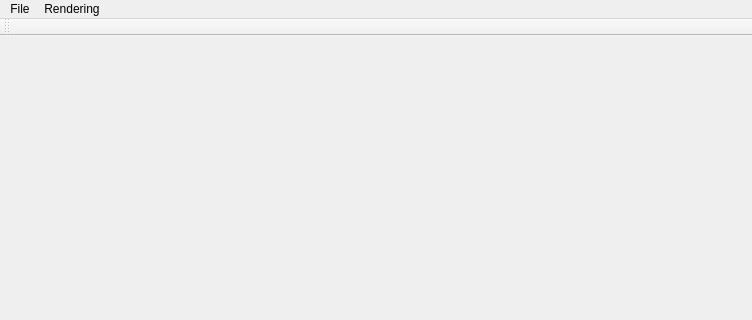
Qt form LEGO/MainWindow.ui (xwzhangcs/LEGO) before a commit; both pictures show x 0 to 752 and y 0 to 320 of the 752 by 735 pixel window.
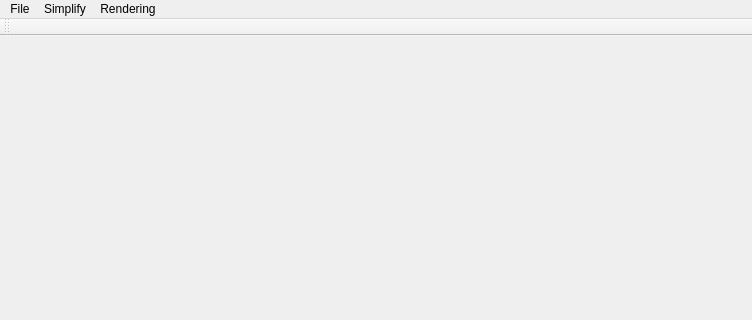
The same form after that commit. Icons and pictures are not drawn.

```diff
--- a/LEGO/MainWindow.ui
+++ b/LEGO/MainWindow.ui
@@ -41,7 +41,16 @@
     <addaction name="actionRenderingSSAO"/>
     <addaction name="actionRenderingHatching"/>
    </widget>
+   <widget class="QMenu" name="menuSimplify">
+    <property name="title">
+     <string>Simplify</string>
+    </property>
+    <addaction name="actionInputVoxel"/>
+    <addaction name="actionSimplifyByOpenCV"/>
+    <addaction name="actionSimplifyByOurCustom"/>
+   </widget>
    <addaction name="menuFile"/>
+   <addaction name="menuSimplify"/>
    <addaction name="menuRendering"/>
   </widget>
   <widget class="QToolBar" name="mainToolBar">
```
Left out of the diff: 15 changed lines with no effect on the pictures.
